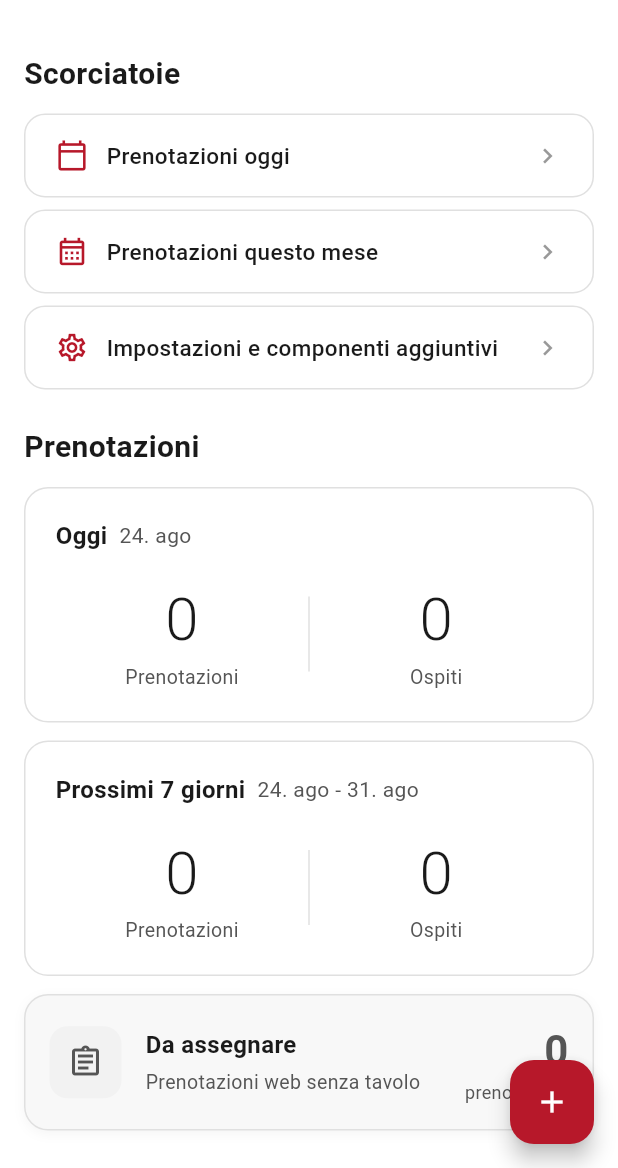
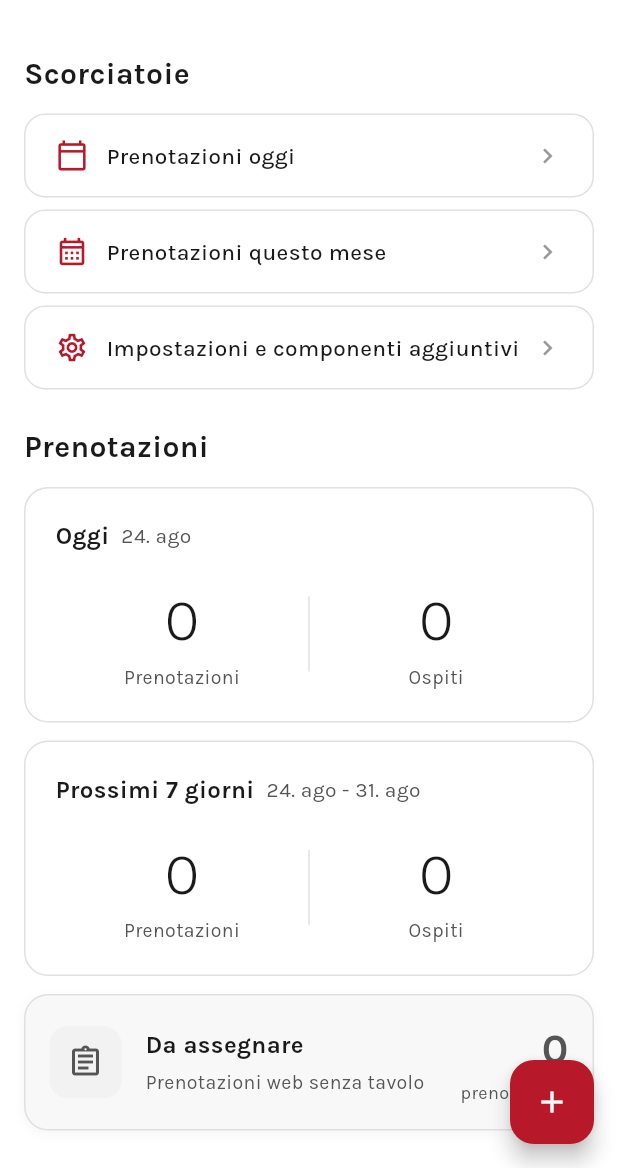
Before and after one commit to ferrarapeppe/restaurant-booking, a Flutter app: the screen it shows after launch, on a phone screen of 412 x 824 dp, the part 68-1236 px from its top. Run offline on Flutter 3.47's test engine with Material 3 defaults, Android fonts, the phone set to English and light mode, and no system bars; our stand-ins replace flutter_dotenv, flutter_riverpod, go_router, google_fonts, supabase_flutter; missing offline and left inert: dart:js; accounts and stored records are empty; statements that could not run were skipped.

Commit message:
feat(app): allinea la grafica dell'app al modulo di prenotazione
L'app usava il font predefinito di Flutter e oltre 130 colori scritti a
mano su 11 file, con una palette da Bootstrap slegata dal brand: verde
#2E7D52 in 47 punti, giallo #FFC107 in 21, un rosso #DC3545 diverso da
quello del locale in 15, blu #007BFF in 8.

Tipografia: Playfair Display SC per i titoli e Karla per il testo, la
stessa coppia del modulo di prenotazione e delle email. Impostata nel
tema, piu' esplicitamente su AppBar e dialoghi, che usano stili in linea
e non ereditano dal textTheme.

Colori: 143 valori sostituiti con i token del tema. Il verde faceva due
lavori diversi, colore primario e stato "accettata": ora il primario e'
il rosso del brand e il verde resta solo agli stati. Aggiunti token per
gli stati con le stesse tonalita' che il cliente vede nella pagina di
riepilogo, cosi' personale e cliente leggono gli stessi colori.

Corretti anche tre fondi scuri rimasti dal tema scuro originario, che su
sfondo chiaro comparivano come macchie nere.

Resta il verde ufficiale di WhatsApp sull'icona di contatto: e' un
marchio di terzi.

Co-Authored-By: Claude Opus 5 <noreply@anthropic.com>

```diff
--- a/lib/shared/theme/app_theme.dart
+++ b/lib/shared/theme/app_theme.dart
@@ -1,4 +1,5 @@
 import 'package:flutter/material.dart';
+import 'package:google_fonts/google_fonts.dart';
 
 class AppColors {
   // Colori principali HIO
@@ -23,15 +24,50 @@ class AppColors {
 
   // UI
   static const divider = Color(0xFFE0E0E0);
-  static const badgeGreen = Color(0xFF28A745);
-  static const accentGreen = Color(0xFF28A745);
+  static const badgeGreen = Color(0xFF2E7D52);
+  static const accentGreen = Color(0xFF2E7D52);
   static const badgeGrey = Color(0xFF6B7280);
-  static const closed = Color(0xFFEF4444);
+  static const closed = Color(0xFFB7182A);
+
+  // ── Stati della prenotazione ────────────────────────────────────────────
+  // Stesse tonalità che il cliente vede nella pagina di riepilogo, così
+  // personale e cliente parlano lo stesso linguaggio visivo.
+  static const statoAttesa = gold;                  // in attesa di conferma
+  static const statoConfermato = Color(0xFF2E7D52); // confermata
+  static const statoAlTavolo = Color(0xFF1B6B8F);   // al tavolo
+  static const statoConcluso = Color(0xFF6B7280);   // conclusa
+  static const statoAnnullato = accent;             // annullata, non presentato
+
+  // Sfondi tenui abbinati, per pastiglie e riquadri di stato
+  static const statoAttesaSfondo = goldLight;
+  static const statoConfermatoSfondo = Color(0xFFEAF5EF);
+  static const statoAnnullatoSfondo = accentLight;
 }
 
 class AppTheme {
-  static ThemeData get light => ThemeData(
+  /// Stessa coppia tipografica del modulo di prenotazione e delle email:
+  /// Playfair Display SC per i titoli, Karla per il testo corrente.
+  static TextTheme _testo(TextTheme base) {
+    final corpo = GoogleFonts.karlaTextTheme(base);
+    return corpo.copyWith(
+      displayLarge: GoogleFonts.playfairDisplaySc(textStyle: base.displayLarge, fontWeight: FontWeight.bold),
+      displayMedium: GoogleFonts.playfairDisplaySc(textStyle: base.displayMedium, fontWeight: FontWeight.bold),
+      displaySmall: GoogleFonts.playfairDisplaySc(textStyle: base.displaySmall, fontWeight: FontWeight.bold),
+      headlineLarge: GoogleFonts.playfairDisplaySc(textStyle: base.headlineLarge, fontWeight: FontWeight.bold),
+      headlineMedium: GoogleFonts.playfairDisplaySc(textStyle: base.headlineMedium, fontWeight: FontWeight.bold),
+      headlineSmall: GoogleFonts.playfairDisplaySc(textStyle: base.headlineSmall, fontWeight: FontWeight.bold),
+      titleLarge: GoogleFonts.playfairDisplaySc(textStyle: base.titleLarge, fontWeight: FontWeight.bold),
+    );
+  }
+
+  static ThemeData get light {
+    final base = ThemeData.light();
+    return _componi(base);
+  }
+
+  static ThemeData _componi(ThemeData base) => ThemeData(
     brightness: Brightness.light,
+    textTheme: _testo(base.textTheme),
     scaffoldBackgroundColor: AppColors.background,
     colorScheme: const ColorScheme.light(
       primary: AppColors.accent,
@@ -39,11 +75,12 @@ class AppTheme {
       surface: AppColors.surface,
       background: AppColors.background,
     ),
-    appBarTheme: const AppBarTheme(
+    appBarTheme: AppBarTheme(
       backgroundColor: Colors.white,
       elevation: 0,
-      iconTheme: IconThemeData(color: AppColors.textPrimary),
-      titleTextStyle: TextStyle(
+      iconTheme: const IconThemeData(color: AppColors.textPrimary),
+      // Gli stili in linea non ereditano dal textTheme: il font va indicato qui
+      titleTextStyle: GoogleFonts.playfairDisplaySc(
         color: AppColors.accent,
         fontSize: 20,
         fontWeight: FontWeight.bold,
@@ -99,10 +136,10 @@ class AppTheme {
         shape: RoundedRectangleBorder(borderRadius: BorderRadius.circular(12)),
       ),
     ),
-    dialogTheme: const DialogTheme(
+    dialogTheme: DialogTheme(
       backgroundColor: AppColors.surface,
-      titleTextStyle: TextStyle(color: AppColors.accent, fontSize: 18, fontWeight: FontWeight.bold),
-      contentTextStyle: TextStyle(color: AppColors.textPrimary),
+      titleTextStyle: GoogleFonts.playfairDisplaySc(color: AppColors.accent, fontSize: 18, fontWeight: FontWeight.bold),
+      contentTextStyle: GoogleFonts.karla(color: AppColors.textPrimary),
     ),
     bottomSheetTheme: const BottomSheetThemeData(
       backgroundColor: AppColors.surface,
--- a/pubspec.yaml
+++ b/pubspec.yaml
@@ -22,6 +22,7 @@ dependencies:
   cached_network_image: ^3.4.1
   flutter_dotenv: ^5.2.1
   url_launcher: ^6.3.1
+  google_fonts: ^6.2.1
 
 dev_dependencies:
   flutter_test:
```
Also changed, not shown: lib/features/bookings/booking_detail_screen.dart (+15 -15 lines), lib/features/bookings/bookings_screen.dart (+30 -30 lines), lib/features/bookings/reservations_screen.dart (+8 -8 lines), lib/features/calendar/calendar_screen.dart (+4 -4 lines), lib/features/floor_plan/floor_plan_screen.dart (+28 -28 lines), lib/features/floorplan/floorplan_screen.dart (+12 -12 lines), lib/features/guests/guests_screen.dart (+18 -18 lines), lib/features/settings/opening_hours_screen.dart (+5 -5 lines), lib/features/settings/restaurant_profile_screen.dart (+6 -6 lines), lib/features/settings/tables_screen.dart (+6 -6 lines).
